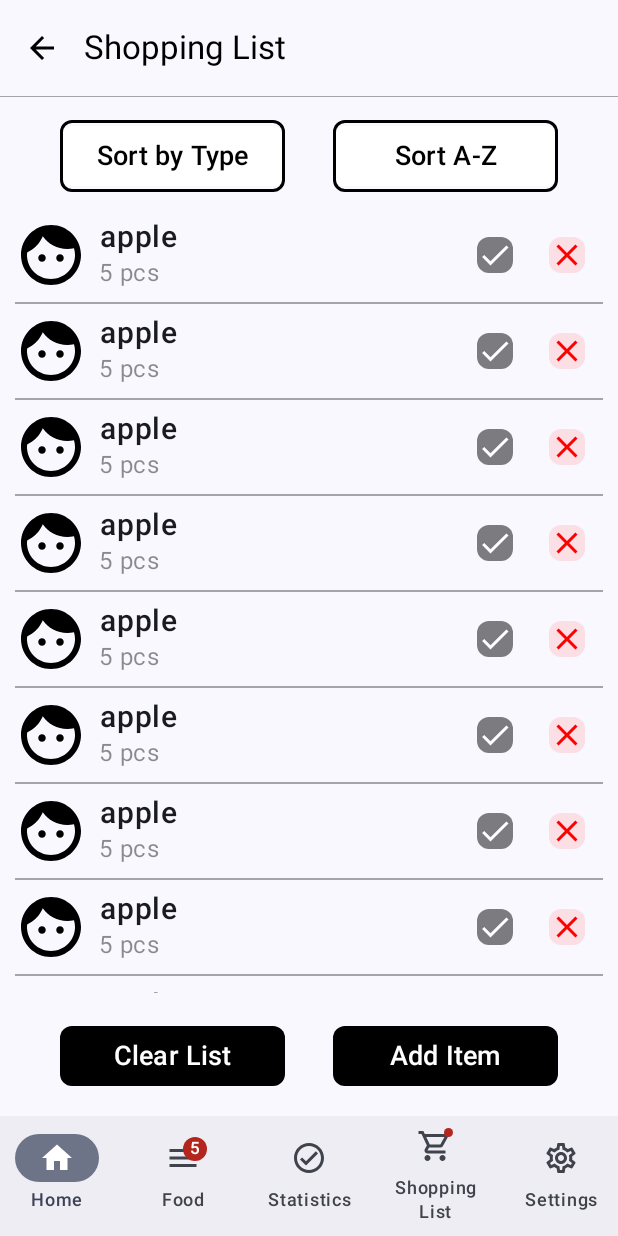
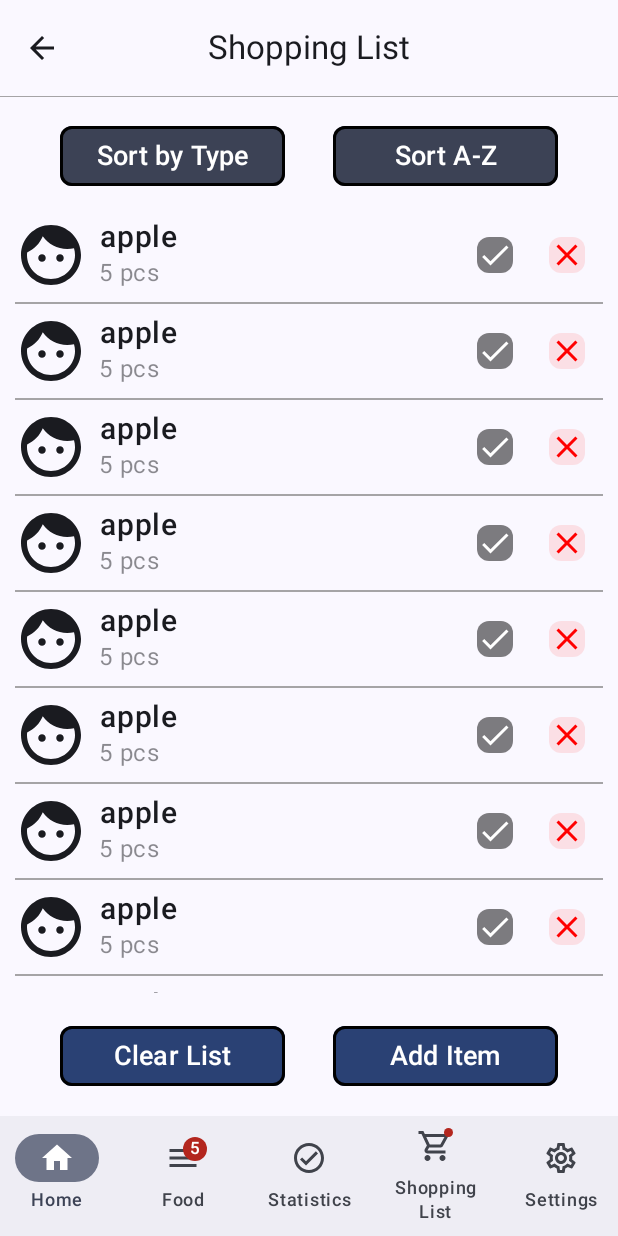
Before and after one commit to Tomek4861/WasteLessApp, an Android app built with Jetpack Compose: the ShoppingListScreen screen opened through its navigation route, on a phone screen of 412 x 824 dp. Run offline under Robolectric (Android 15) with nearby library versions, the phone set to English and light mode, and no system bars.

Commit message:
Top Bar fixes & theme changes

```diff
--- a/app/src/main/java/com/example/wastelessapp/screens/ShoppingListScreen.kt
+++ b/app/src/main/java/com/example/wastelessapp/screens/ShoppingListScreen.kt
@@ -14,12 +14,12 @@ import androidx.compose.ui.Alignment
 import androidx.compose.ui.Modifier
 import androidx.compose.ui.tooling.preview.Preview
 import androidx.compose.ui.unit.dp
-import com.example.wastelessapp.ui.components.BlackButton
 import com.example.wastelessapp.ui.components.CustomTopAppBar
 import com.example.wastelessapp.ui.components.FoodUnit
+import com.example.wastelessapp.ui.components.PrimaryButton
+import com.example.wastelessapp.ui.components.SecondaryButton
 import com.example.wastelessapp.ui.components.ShoppingItem
 import com.example.wastelessapp.ui.components.ShoppingListItem
-import com.example.wastelessapp.ui.components.WhiteButton
 import kotlinx.serialization.Serializable
 
 @Serializable
@@ -46,13 +46,13 @@ fun ShoppingListScreen() {
             horizontalArrangement = Arrangement.SpaceBetween,
 
             ) {
-            WhiteButton(
+            SecondaryButton(
                 text = "Sort by Type",
                 onClick = { /*TODO*/ },
                 width = buttonWidth
             )
             Spacer(modifier = Modifier.width(horizontalPaddingBetweenButtons))
-            WhiteButton(
+            SecondaryButton(
                 text = "Sort A-Z",
                 onClick = { /*TODO*/ },
                 width = buttonWidth
@@ -91,13 +91,13 @@ fun ShoppingListScreen() {
             horizontalArrangement = Arrangement.SpaceBetween,
 
             ) {
-            BlackButton(
+            PrimaryButton(
                 text = "Clear List",
                 onClick = { /*TODO*/ },
                 width = buttonWidth
             )
             Spacer(modifier = Modifier.width(horizontalPaddingBetweenButtons))
-            BlackButton(
+            PrimaryButton(
                 text = "Add Item",
                 onClick = { /*TODO*/ },
                 width = buttonWidth
--- a/app/src/main/java/com/example/wastelessapp/ui/components/CustomButtons.kt
+++ b/app/src/main/java/com/example/wastelessapp/ui/components/CustomButtons.kt
@@ -1,9 +1,11 @@
 package com.example.wastelessapp.ui.components
 
-import androidx.compose.foundation.border
+import androidx.compose.foundation.BorderStroke
 import androidx.compose.foundation.layout.width
+import androidx.compose.foundation.shape.RoundedCornerShape
 import androidx.compose.material3.Button
 import androidx.compose.material3.ButtonDefaults
+import androidx.compose.material3.MaterialTheme
 import androidx.compose.material3.Text
 import androidx.compose.runtime.Composable
 import androidx.compose.ui.Modifier
@@ -14,59 +16,71 @@ import androidx.compose.ui.unit.Dp
 import androidx.compose.ui.unit.TextUnit
 import androidx.compose.ui.unit.dp
 import androidx.compose.ui.unit.sp
-import androidx.compose.foundation.shape.RoundedCornerShape
-
-
 
 
 @Composable
 fun CustomButton(
     text: String,
-    onClick: () -> kotlin.Unit, // no args -> void
+    onClick: () -> Unit, // no args -> void
     backgroundColor: Color,
     contentColor: Color,
-    borderColor: Color? = null, // optional
+    borderColor: Color? = Color.Black,
     width: Dp = 200.dp,
     fontSize: TextUnit = 18.sp
 
 ) {
     Button(
         onClick = onClick,
-        colors = ButtonDefaults.buttonColors(containerColor = backgroundColor),
+        colors = ButtonDefaults.buttonColors(
+            containerColor = backgroundColor,
+            contentColor = contentColor
+        ),
+
+
         shape = RoundedCornerShape(8.dp),
+        border = BorderStroke(2.dp, borderColor ?: Color.Transparent),
+
         modifier = Modifier
             .width(width)
-            .let { if (borderColor != null) it.border(2.dp, borderColor, RoundedCornerShape(8.dp)) else it }
     ) {
         Text(
             text = text,
             fontSize = fontSize,
             fontWeight = FontWeight.Medium,
             textAlign = TextAlign.Center,
-            color = contentColor
         )
     }
 }
 
+
 @Composable
-fun BlackButton(text: String, onClick: () -> kotlin.Unit, width: Dp = 200.dp, fontSize: TextUnit = 18.sp) {
+fun PrimaryButton(
+    text: String,
+    onClick: () -> Unit,
+    width: Dp = 200.dp,
+    fontSize: TextUnit = 18.sp
+) {
     CustomButton(
         text = text,
         onClick = onClick,
-        backgroundColor = Color.Black,
-        contentColor = Color.White,
+        backgroundColor = MaterialTheme.colorScheme.primary,
+        contentColor = MaterialTheme.colorScheme.onPrimary,
         width = width
     )
 }
 
 @Composable
-fun WhiteButton(text: String, onClick: () -> kotlin.Unit, width: Dp = 200.dp, fontSize: TextUnit = 18.sp) {
+fun SecondaryButton(
+    text: String,
+    onClick: () -> Unit,
+    width: Dp = 200.dp,
+    fontSize: TextUnit = 18.sp
+) {
     CustomButton(
         text = text,
         onClick = onClick,
-        backgroundColor = Color.White,
-        contentColor = Color.Black,
-        borderColor = Color.Black,
+        backgroundColor = MaterialTheme.colorScheme.secondary,
+        contentColor = MaterialTheme.colorScheme.onSecondary,
         width = width
 
     )
--- a/app/src/main/java/com/example/wastelessapp/ui/components/CustomTopAppBar.kt
+++ b/app/src/main/java/com/example/wastelessapp/ui/components/CustomTopAppBar.kt
@@ -1,5 +1,8 @@
 package com.example.wastelessapp.ui.components
 
+import androidx.compose.foundation.layout.Spacer
+import androidx.compose.foundation.layout.fillMaxWidth
+import androidx.compose.foundation.layout.width
 import androidx.compose.material.icons.Icons
 import androidx.compose.material.icons.automirrored.filled.ArrowBack
 import androidx.compose.material3.ExperimentalMaterial3Api
@@ -10,7 +13,8 @@ import androidx.compose.material3.TopAppBar
 import androidx.compose.material3.TopAppBarDefaults
 import androidx.compose.runtime.Composable
 import androidx.compose.ui.Modifier
-import androidx.compose.ui.graphics.Color
+import androidx.compose.ui.text.style.TextAlign
+import androidx.compose.ui.unit.dp
 
 
 @OptIn(ExperimentalMaterial3Api::class) // TopAppBar is experimental
@@ -23,14 +27,21 @@ fun CustomTopAppBar(pageName: String) {
                 Icon(
                     imageVector = Icons.AutoMirrored.Filled.ArrowBack,
                     contentDescription = "Back",
-                    tint = Color.Black
                 )
             }
         },
-        title = { Text(pageName) },
-        colors = TopAppBarDefaults.topAppBarColors(titleContentColor = Color.Black),
+        title = {
+            Text(
+                text = pageName,
+                textAlign = TextAlign.Center,
+                modifier = Modifier.fillMaxWidth()
+            )
+        },
+        actions = { Spacer(modifier = Modifier.width(48.dp)) }, // empty space for symmetry
+        colors = TopAppBarDefaults.topAppBarColors(),
         modifier = Modifier
             .bottomBorder()
+
     )
 
 
--- a/app/src/main/java/com/example/wastelessapp/ui/components/ShoppingListItem.kt
+++ b/app/src/main/java/com/example/wastelessapp/ui/components/ShoppingListItem.kt
@@ -85,7 +85,7 @@ fun ShoppingListItem(item: ShoppingItem) {
         Icon(
             imageVector = item.icon,
             contentDescription = item.category,
-            tint = Color.Black,
+
             modifier = Modifier.size(48.dp)
         )
         Column(
```
